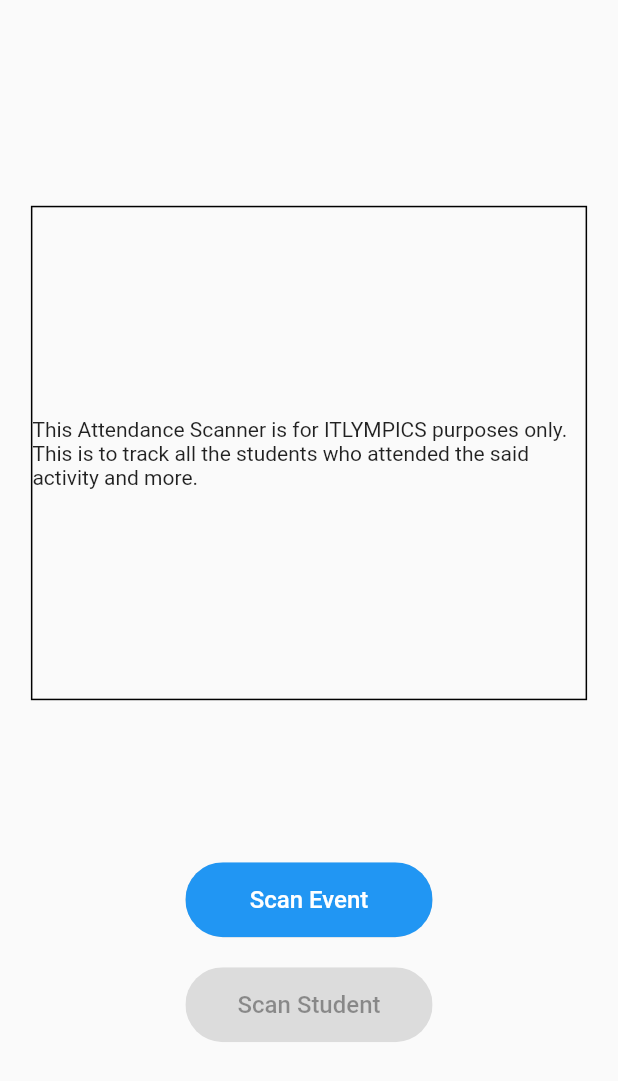
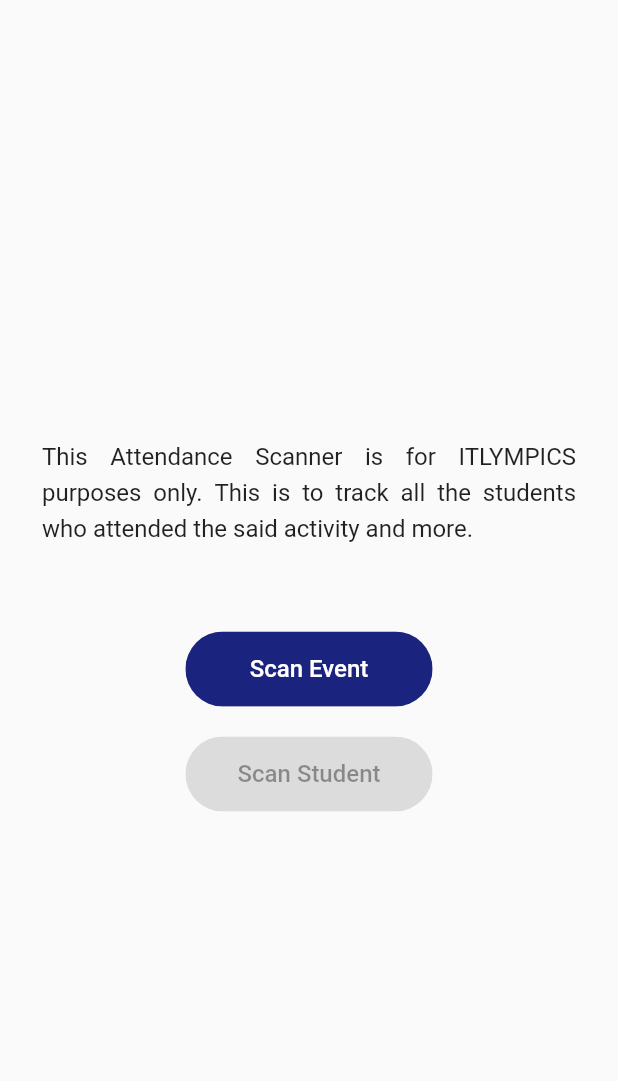
Before and after one commit to MarkRywell/qr_scanner_ITLympics, a Flutter app: the screen it shows after launch, on a phone screen of 412 x 824 dp. Shown: the top 1081 px of the screen. Run offline on Flutter 3.47's test engine with Material 2 defaults, Android fonts, the phone set to English and light mode, and no system bars; our stand-ins replace animated_splash_screen, lottie, page_transition, shared_preferences; missing offline and left inert: mobile_scanner.

Commit message:
Updated UI

```diff
--- a/lib/views/data_page.dart
+++ b/lib/views/data_page.dart
@@ -41,7 +41,8 @@
 
     return Scaffold(
         appBar: AppBar(
-            title: const Text("QR Code Data"),
+            backgroundColor: Colors.indigo[900],
+            title: const Text("Student Data"),
             centerTitle: true,
             leading: IconButton(
               icon: const Icon(Icons.arrow_back_outlined),
@@ -88,6 +89,9 @@
                   height: 40,
                   width: size.width * 0.6,
                   child: ElevatedButton(
+                    style: ElevatedButton.styleFrom(
+                      backgroundColor: Colors.indigo[900],
+                    ),
                     onPressed: () async {
 
                      var response = await Api.instance.addStudent(widget.student);
--- a/lib/views/homepage.dart
+++ b/lib/views/homepage.dart
@@ -63,33 +63,32 @@
                 child: Column(
                   children: [
                     Container(
-                      width: size.width * 0.9,
-                      height: size.height * 0.4,
                       margin: const EdgeInsets.all(8),
-                      decoration: BoxDecoration(
-                          border: Border.all(color: Colors.black)
-                      ),
-                      child: const Center(
-                        child: Text("This Attendance Scanner is for ITLYMPICS "
+                      padding: const EdgeInsets.symmetric(horizontal: 20),
+                        child: const Text("This Attendance Scanner is for ITLYMPICS "
                             "purposes only. This is to track all the students "
-                            "who attended the said activity and more."),
-                      ),
+                            "who attended the said activity and more.",
+                        textAlign: TextAlign.justify,
+                        style: TextStyle(
+                          height: 1.5,
+                          fontSize: 16
+                        )),
                     ),
-                    const SizedBox(height: 100),
+                    const SizedBox(height: 50),
                     ClipRRect(
                       borderRadius: BorderRadius.circular(30),
                       child: SizedBox(
                         height: 50,
                         width: size.width * 0.4,
                         child: ElevatedButton(
+                          style: ElevatedButton.styleFrom(
+                            backgroundColor: Colors.indigo[900],
+                          ),
                           onPressed: () async {
                             await Navigator.push(context,
                                 MaterialPageRoute(
                                     builder: (context) => const QrScannerServer()
                                 ));
-                            setState(() {
-                              ipValidity = true;
-                            });
                             getServerIP();
                           },
                           child: const Text("Scan Event",
@@ -107,6 +106,9 @@
                         height: 50,
                         width: size.width * 0.4,
                         child: ElevatedButton(
+                          style: ElevatedButton.styleFrom(
+                            backgroundColor: Colors.indigo[900],
+                          ),
                           onPressed: ipValidity ? () {
                             Navigator.push(context,
                                 MaterialPageRoute(
--- a/lib/views/qr_scanner.dart
+++ b/lib/views/qr_scanner.dart
@@ -63,7 +63,8 @@
   Widget build(BuildContext context) {
     return Scaffold(
         appBar: AppBar(
-          title: const Text("QR Code Scanner"),
+          backgroundColor: Colors.indigo[900],
+          title: const Text("Scan Student QR"),
           actions: [
             IconButton(
               onPressed: () =>
```
Also changed, not shown: lib/views/qr_scanner_server.dart (+7 -3 lines).
